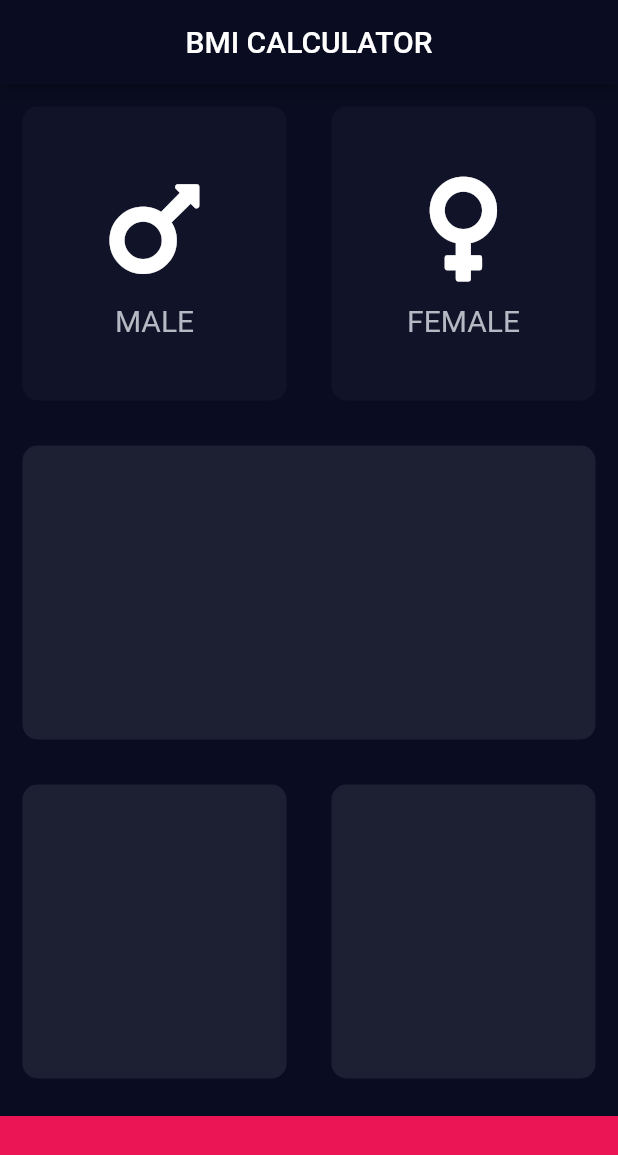
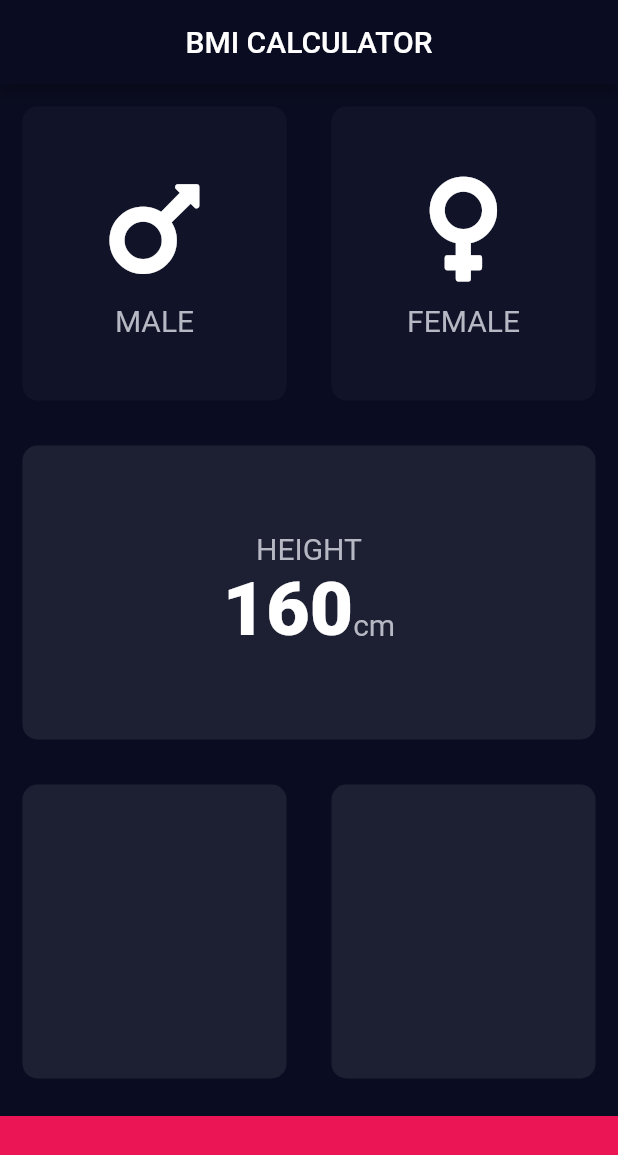
Before and after one commit to Arunachalam0007/SHA-FLUTTER, a Flutter app: the screen it shows after launch, on a phone screen of 412 x 824 dp. Shown: the top 1155 px of the screen. Run offline on Flutter 3.47's test engine with Material 2 defaults, Android fonts, the phone set to English and light mode, and no system bars; our stand-ins replace audioplayers, font_awesome_flutter, rflutter_alert.

Commit message:
BMI BaseListText Property

```diff
--- a/Basics/bmi_calculator_flutter/lib/constants.dart
+++ b/Basics/bmi_calculator_flutter/lib/constants.dart
@@ -9,3 +9,8 @@ const kLabelTextStyle = TextStyle(
   color: Color(0xFFB6B8C4), //Color(0xFFB6B8C4)
   fontSize: 20,
 );
+
+const kNumberTextStyle = TextStyle(
+  fontSize: 50,
+  fontWeight: FontWeight.w900,
+);
--- a/Basics/bmi_calculator_flutter/lib/input_page.dart
+++ b/Basics/bmi_calculator_flutter/lib/input_page.dart
@@ -4,11 +4,7 @@ import 'reusable_card.dart';
 import 'icon_content.dart';
 import 'constants.dart';
 
-
-enum GenderType {
-  male,
-  female
-}
+enum GenderType { male, female }
 
 class InputPage extends StatefulWidget {
   @override
@@ -16,7 +12,6 @@ class InputPage extends StatefulWidget {
 }
 
 class _InputPageState extends State<InputPage> {
-
   GenderType gender;
 
   @override
@@ -30,18 +25,21 @@ class _InputPageState extends State<InputPage> {
         ),
       ),
       body: Column(
+        crossAxisAlignment: CrossAxisAlignment.stretch,
         children: <Widget>[
           Expanded(
             child: Row(
               children: [
                 Expanded(
                   child: ReusableCard(
-                    cardColor: gender == GenderType.male ? kActiveCardColor : kInActiveCardColor,
+                    cardColor: gender == GenderType.male
+                        ? kActiveCardColor
+                        : kInActiveCardColor,
                     cardChild: IconContent(
                       icon: FontAwesomeIcons.mars,
                       iconText: 'MALE',
                     ),
-                    onPress: (){
+                    onPress: () {
                       setState(() {
                         gender = GenderType.male;
                       });
@@ -50,12 +48,14 @@ class _InputPageState extends State<InputPage> {
                 ),
                 Expanded(
                   child: ReusableCard(
-                    cardColor: gender == GenderType.female ? kActiveCardColor : kInActiveCardColor,
+                    cardColor: gender == GenderType.female
+                        ? kActiveCardColor
+                        : kInActiveCardColor,
                     cardChild: IconContent(
                       icon: FontAwesomeIcons.venus,
                       iconText: 'FEMALE',
                     ),
-                    onPress: (){
+                    onPress: () {
                       setState(() {
                         gender = GenderType.female;
                       });
@@ -68,6 +68,30 @@ class _InputPageState extends State<InputPage> {
           Expanded(
             child: ReusableCard(
               cardColor: kActiveCardColor,
+              cardChild: Column(
+                mainAxisAlignment: MainAxisAlignment.center,
+                children: [
+                  Text(
+                    'HEIGHT',
+                    style: kLabelTextStyle,
+                  ),
+                  Row(
+                    mainAxisAlignment: MainAxisAlignment.center,
+                    crossAxisAlignment: CrossAxisAlignment.baseline,
+                    textBaseline: TextBaseline.alphabetic,
+                    children: [
+                      Text(
+                        '160',
+                        style: kNumberTextStyle,
+                      ),
+                      Text(
+                        'cm',
+                        style: kLabelTextStyle,
+                      )
+                    ],
+                  )
+                ],
+              ),
             ),
           ),
           Expanded(
```
Also changed, not shown: Basics/bmi_calculator_flutter/bmi calculator app images/BMI TextBaseLine.PNG (added).
